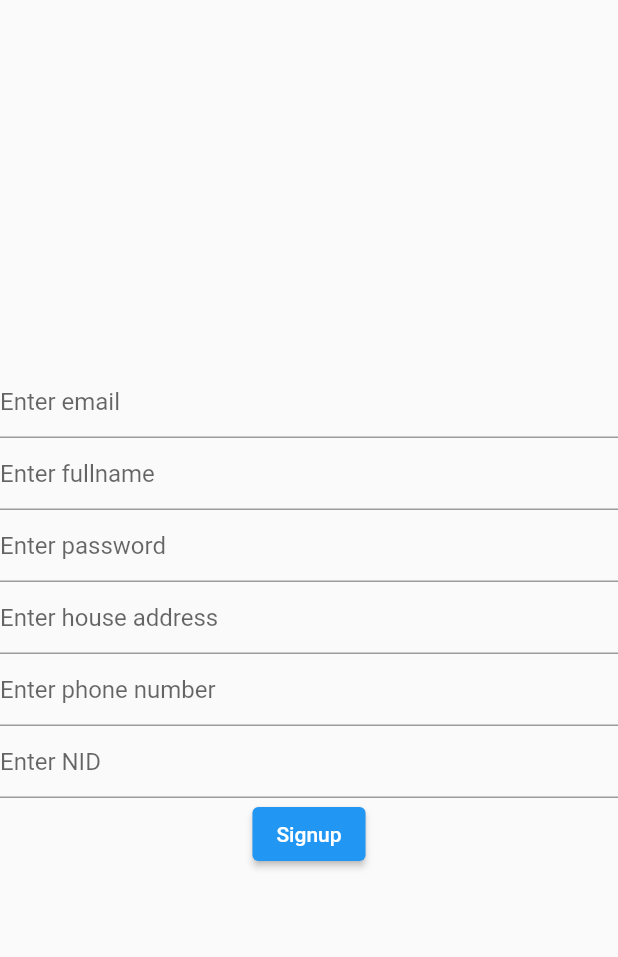
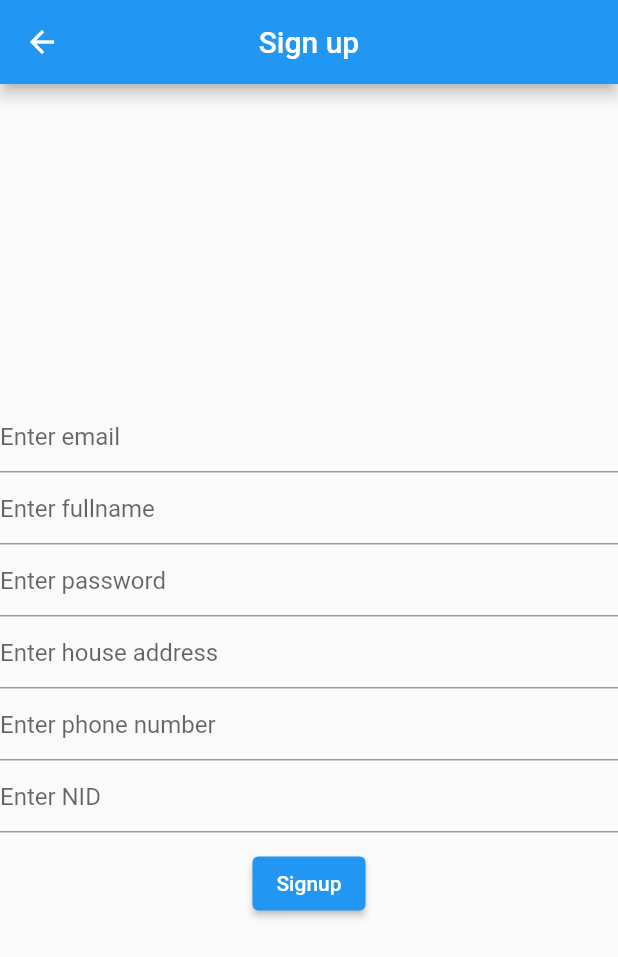
Before and after one commit to absarrahman/animal_adoption, a Flutter app: the RegisterView screen opened by its route, on a phone screen of 412 x 824 dp. Shown: the top 957 px of the screen. Run offline on Flutter 3.47's test engine with Material 2 defaults, Android fonts, the phone set to English and light mode, and no system bars; our stand-ins replace cloud_firestore, file_picker, firebase_auth, firebase_core, firebase_storage, flutter_rating_bar and 1 more; accounts and stored records are empty; network calls fail.

Commit message:
Add headers and other stuffs
Signed-off-by: absarrahman <raman040635@gmail.com>

```diff
--- a/lib/views/auth/register_view.dart
+++ b/lib/views/auth/register_view.dart
@@ -15,6 +15,10 @@ class RegisterView extends StatelessWidget {
     final authController = AuthController.authController;
     log(authController.isLoggedIn.value.toString());
     return Scaffold(
+      appBar: AppBar(
+        title: const Text("Sign up"),
+        centerTitle: true,
+      ),
       body: Column(
         mainAxisAlignment: MainAxisAlignment.center,
         children: [
@@ -78,6 +82,9 @@ class RegisterView extends StatelessWidget {
               authController.nid.value = value;
             },
           ),
+          const SizedBox(
+            height: 10,
+          ),
           ElevatedButton(
               onPressed: () async {
                 if (authController.email.value.isNotEmpty &&
--- a/lib/views/home.dart
+++ b/lib/views/home.dart
@@ -115,6 +115,7 @@ class HomeView extends StatelessWidget {
                               onHover: ((value) {}),
                               onTap: () {
                                 Get.defaultDialog(
+                                  title: adoptionPost[ModelConstants.postName],
                                     content: Container(
                                   color: Colors.white,
                                   child: Column(
@@ -138,7 +139,7 @@ class HomeView extends StatelessWidget {
                                 ));
                               },
                               child: AdoptionPostWidget(
-                                postDesciption: adoptionPost[ModelConstants.postDescription],
+                                animalType: adoptionPost[ModelConstants.animalType],
                                 createdAt: adoptionPost[ModelConstants.createdAt],
                                 imageUrl: adoptionPost[ModelConstants.imageUrl],
                                 postName: adoptionPost[ModelConstants.postName],
--- a/lib/views/users/create_post.dart
+++ b/lib/views/users/create_post.dart
@@ -19,6 +19,10 @@ class CreateAdoptionPostView extends StatelessWidget {
     final PostController postController = PostController.postController;
     final AuthController authController = AuthController.authController;
     return Scaffold(
+      appBar: AppBar(
+        title: const Text("Create your post"),
+        centerTitle: true,
+      ),
       body: Center(
         child: authController.isLoggedIn.value
             ? Column(
--- a/lib/views/users/view_post.dart
+++ b/lib/views/users/view_post.dart
@@ -19,6 +19,10 @@ class ViewPostHistory extends StatelessWidget {
   Widget build(BuildContext context) {
     AuthController authController = AuthController.authController;
     return Scaffold(
+      appBar: AppBar(
+        title: const Text("View your post"),
+        centerTitle: true,
+      ),
       body: Center(
         child: authController.isLoggedIn.value
             ? StreamBuilder<QuerySnapshot<Map<String, dynamic>>>(
@@ -30,7 +34,7 @@ class ViewPostHistory extends StatelessWidget {
                     log(FirebaseAPI.firebaseAuth.currentUser!.uid);
                     List adoptionPostList = snapshot.data!.docs.toList();
                     log("${adoptionPostList.length}");
-                    return ListView.builder(
+                    return adoptionPostList.isEmpty?const Text("You have not post anything yet") : ListView.builder(
                         itemCount: adoptionPostList.length,
                         itemBuilder: (context, index) {
                           var adoptionPost = adoptionPostList[index].data();
```
Also changed, not shown: lib/views/auth/login_view.dart (+7 -0 lines), lib/views/widgets/adoption_post_widget.dart (+9 -11 lines).
